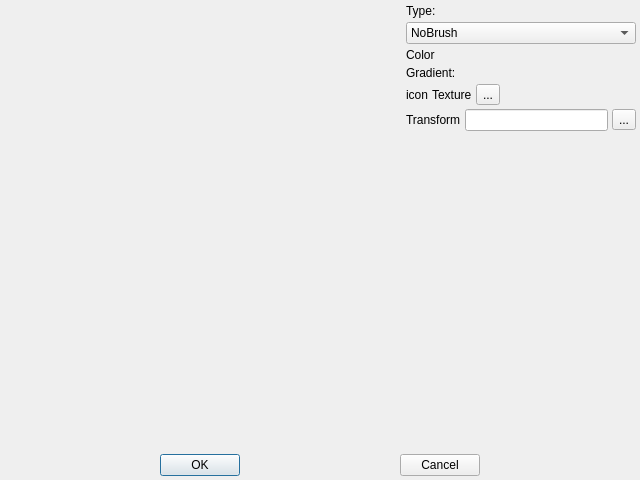
First picture: the form in src/property/dialogs/brusheditdialog.ui, repository Gris87/ObjectController, before the edit.
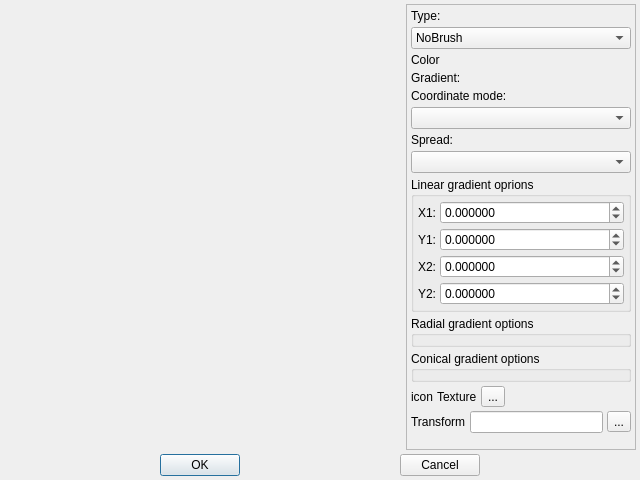
Second picture: the form after the edit.

Commit message: Linear options for BrushEditDialog

Patch:
```diff
--- a/src/property/dialogs/brusheditdialog.ui
+++ b/src/property/dialogs/brusheditdialog.ui
@@ -42,7 +42,7 @@
       </widget>
      </item>
      <item>
-      <widget class="QWidget" name="propertiesWidget" native="true">
+      <widget class="QScrollArea" name="propertiesScrollArea">
        <property name="minimumSize">
         <size>
          <width>230</width>
@@ -55,12 +55,24 @@
          <height>16777215</height>
         </size>
        </property>
-       <layout class="QVBoxLayout" name="verticalLayout_2">
+       <property name="widgetResizable">
+        <bool>true</bool>
+       </property>
+       <widget class="QWidget" name="scrollAreaWidgetContents">
+        <property name="geometry">
+         <rect>
+          <x>0</x>
+          <y>0</y>
+          <width>228</width>
+          <height>439</height>
+         </rect>
+        </property>
+        <layout class="QVBoxLayout" name="verticalLayout">
         <property name="spacing">
          <number>4</number>
         </property>
         <property name="margin">
-         <number>0</number>
+          <number>4</number>
         </property>
         <item>
          <widget class="QLabel" name="styleLabel">
@@ -203,6 +215,159 @@
              </property>
             </widget>
            </item>
+            <item>
+             <widget class="QLabel" name="coordinateModeLabel">
+              <property name="text">
+               <string>Coordinate mode:</string>
+              </property>
+             </widget>
+            </item>
+            <item>
+             <widget class="QComboBox" name="coordinateModeComboBox"/>
+            </item>
+            <item>
+             <widget class="QLabel" name="spreadLabel">
+              <property name="text">
+               <string>Spread:</string>
+              </property>
+             </widget>
+            </item>
+            <item>
+             <widget class="QComboBox" name="spreadComboBox"/>
+            </item>
+            <item>
+             <widget class="QGroupBox" name="linearGroupBox">
+              <property name="title">
+               <string>Linear gradient oprions</string>
+              </property>
+              <layout class="QGridLayout" name="gridLayout">
+               <property name="margin">
+                <number>4</number>
+               </property>
+               <property name="spacing">
+                <number>4</number>
+               </property>
+               <item row="6" column="1">
+                <widget class="QDoubleSpinBox" name="linearY2SpinBox">
+                 <property name="sizePolicy">
+                  <sizepolicy hsizetype="MinimumExpanding" vsizetype="Fixed">
+                   <horstretch>0</horstretch>
+                   <verstretch>0</verstretch>
+                  </sizepolicy>
+                 </property>
+                 <property name="decimals">
+                  <number>6</number>
+                 </property>
+                 <property name="minimum">
+                  <double>-2147483647.000000000000000</double>
+                 </property>
+                 <property name="maximum">
+                  <double>2147483647.000000000000000</double>
+                 </property>
+                </widget>
+               </item>
+               <item row="1" column="1">
+                <widget class="QDoubleSpinBox" name="linearX1SpinBox">
+                 <property name="sizePolicy">
+                  <sizepolicy hsizetype="MinimumExpanding" vsizetype="Fixed">
+                   <horstretch>0</horstretch>
+                   <verstretch>0</verstretch>
+                  </sizepolicy>
+                 </property>
+                 <property name="decimals">
+                  <number>6</number>
+                 </property>
+                 <property name="minimum">
+                  <double>-2147483647.000000000000000</double>
+                 </property>
+                 <property name="maximum">
+                  <double>2147483647.000000000000000</double>
+                 </property>
+                </widget>
+               </item>
+               <item row="1" column="0">
+                <widget class="QLabel" name="linearX1Label">
+                 <property name="text">
+                  <string>X1:</string>
+                 </property>
+                </widget>
+               </item>
+               <item row="4" column="0">
+                <widget class="QLabel" name="linearX2Label">
+                 <property name="text">
+                  <string>X2:</string>
+                 </property>
+                </widget>
+               </item>
+               <item row="4" column="1">
+                <widget class="QDoubleSpinBox" name="linearX2SpinBox">
+                 <property name="sizePolicy">
+                  <sizepolicy hsizetype="MinimumExpanding" vsizetype="Fixed">
+                   <horstretch>0</horstretch>
+                   <verstretch>0</verstretch>
+                  </sizepolicy>
+                 </property>
+                 <property name="decimals">
+                  <number>6</number>
+                 </property>
+                 <property name="minimum">
+                  <double>-2147483647.000000000000000</double>
+                 </property>
+                 <property name="maximum">
+                  <double>2147483647.000000000000000</double>
+                 </property>
+                </widget>
+               </item>
+               <item row="2" column="0">
+                <widget class="QLabel" name="linearY1Label">
+                 <property name="text">
+                  <string>Y1:</string>
+                 </property>
+                </widget>
+               </item>
+               <item row="2" column="1">
+                <widget class="QDoubleSpinBox" name="linearY1SpinBox">
+                 <property name="sizePolicy">
+                  <sizepolicy hsizetype="MinimumExpanding" vsizetype="Fixed">
+                   <horstretch>0</horstretch>
+                   <verstretch>0</verstretch>
+                  </sizepolicy>
+                 </property>
+                 <property name="decimals">
+                  <number>6</number>
+                 </property>
+                 <property name="minimum">
+                  <double>-2147483647.000000000000000</double>
+                 </property>
+                 <property name="maximum">
+                  <double>2147483647.000000000000000</double>
+                 </property>
+                </widget>
+               </item>
+               <item row="6" column="0">
+                <widget class="QLabel" name="linearY2Label">
+                 <property name="text">
+                  <string>Y2:</string>
+                 </property>
+                </widget>
+               </item>
+              </layout>
+             </widget>
+            </item>
+            <item>
+             <widget class="QGroupBox" name="radialGroupBox">
+              <property name="title">
+               <string>Radial gradient options</string>
+              </property>
+             </widget>
+            </item>
+            <item>
+             <widget class="QGroupBox" name="conicalGroupBox">
+              <property name="title">
+               <string>Conical gradient options</string>
+              </property>
+             </widget>
+            </item>
           </layout>
          </widget>
         </item>
@@ -299,6 +464,7 @@
          </spacer>
         </item>
        </layout>
+       </widget>
       </widget>
      </item>
     </layout>
```
Lines whose indentation alone changed are shown as unchanged. The commit also changes 2 other files.
